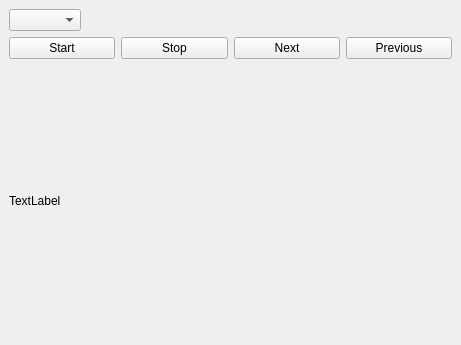
The window that games/gamecontrols.ui (KDE/kalzium) describes before a commit, drawn with Qt 5.
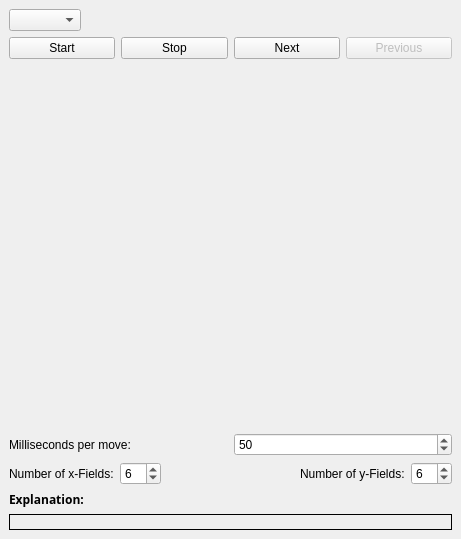
The same window after the commit.

Commit message: improve the user-interface, make the times configurable, add explanations, tooltips, whatsstihs

```diff
--- a/games/gamecontrols.ui
+++ b/games/gamecontrols.ui
@@ -9,9 +9,15 @@
     <x>0</x>
     <y>0</y>
     <width>461</width>
-    <height>345</height>
+    <height>539</height>
    </rect>
   </property>
+  <property name="minimumSize" >
+   <size>
+    <width>300</width>
+    <height>300</height>
+   </size>
+  </property>
   <property name="windowTitle" >
    <string>Dialog</string>
   </property>
@@ -23,13 +29,19 @@
     <number>6</number>
    </property>
    <item row="2" column="0" >
-    <widget class="QLabel" name="label" >
-     <property name="text" >
-      <string>TextLabel</string>
+    <spacer>
+     <property name="orientation" >
+      <enum>Qt::Vertical</enum>
      </property>
-    </widget>
+     <property name="sizeHint" >
+      <size>
+       <width>443</width>
+       <height>291</height>
+      </size>
+     </property>
+    </spacer>
    </item>
-   <item row="0" column="0" >
+   <item row="3" column="0" >
     <layout class="QHBoxLayout" >
      <property name="margin" >
       <number>0</number>
@@ -38,20 +50,24 @@
       <number>6</number>
      </property>
      <item>
-      <widget class="QComboBox" name="combo" />
+      <widget class="QLabel" name="label_5" >
+       <property name="text" >
+        <string>Milliseconds per move:</string>
+       </property>
+       <property name="buddy" >
+        <cstring>time</cstring>
+       </property>
+      </widget>
      </item>
      <item>
-      <spacer>
-       <property name="orientation" >
-        <enum>Qt::Horizontal</enum>
+      <widget class="QSpinBox" name="time" >
+       <property name="minimum" >
+        <number>1</number>
        </property>
-       <property name="sizeHint" >
-        <size>
-         <width>221</width>
-         <height>20</height>
-        </size>
+       <property name="value" >
+        <number>50</number>
        </property>
-      </spacer>
+      </widget>
      </item>
     </layout>
    </item>
@@ -86,6 +102,12 @@
      </item>
      <item>
       <widget class="QPushButton" name="prev" >
+       <property name="enabled" >
+        <bool>false</bool>
+       </property>
+       <property name="toolTip" >
+        <string>Previous move</string>
+       </property>
        <property name="text" >
         <string>Previous</string>
        </property>
@@ -93,6 +115,156 @@
      </item>
     </layout>
    </item>
+   <item row="0" column="0" >
+    <layout class="QHBoxLayout" >
+     <property name="margin" >
+      <number>0</number>
+     </property>
+     <property name="spacing" >
+      <number>6</number>
+     </property>
+     <item>
+      <widget class="QComboBox" name="combo" >
+       <property name="toolTip" >
+        <string>Select the simulation you want to run</string>
+       </property>
+       <property name="whatsThis" >
+        <string>Select the simulation you want to run</string>
+       </property>
+      </widget>
+     </item>
+     <item>
+      <spacer>
+       <property name="orientation" >
+        <enum>Qt::Horizontal</enum>
+       </property>
+       <property name="sizeHint" >
+        <size>
+         <width>221</width>
+         <height>20</height>
+        </size>
+       </property>
+      </spacer>
+     </item>
+    </layout>
+   </item>
+   <item row="4" column="0" >
+    <layout class="QHBoxLayout" >
+     <property name="margin" >
+      <number>0</number>
+     </property>
+     <property name="spacing" >
+      <number>6</number>
+     </property>
+     <item>
+      <widget class="QLabel" name="label_3" >
+       <property name="text" >
+        <string>Number of x-Fields:</string>
+       </property>
+       <property name="buddy" >
+        <cstring>xsize</cstring>
+       </property>
+      </widget>
+     </item>
+     <item>
+      <widget class="QSpinBox" name="xsize" >
+       <property name="toolTip" >
+        <string>Defines the number of fields in the x-direction</string>
+       </property>
+       <property name="whatsThis" >
+        <string>Defines the number of fields in the x-direction</string>
+       </property>
+       <property name="minimum" >
+        <number>2</number>
+       </property>
+       <property name="value" >
+        <number>6</number>
+       </property>
+      </widget>
+     </item>
+     <item>
+      <spacer>
+       <property name="orientation" >
+        <enum>Qt::Horizontal</enum>
+       </property>
+       <property name="sizeHint" >
+        <size>
+         <width>40</width>
+         <height>20</height>
+        </size>
+       </property>
+      </spacer>
+     </item>
+     <item>
+      <widget class="QLabel" name="label_2" >
+       <property name="text" >
+        <string>Number of y-Fields:</string>
+       </property>
+       <property name="buddy" >
+        <cstring>ysize</cstring>
+       </property>
+      </widget>
+     </item>
+     <item>
+      <widget class="QSpinBox" name="ysize" >
+       <property name="toolTip" >
+        <string>Defines the number of fields in the y-direction</string>
+       </property>
+       <property name="whatsThis" >
+        <string>Defines the number of fields in the y-direction</string>
+       </property>
+       <property name="minimum" >
+        <number>2</number>
+       </property>
+       <property name="value" >
+        <number>6</number>
+       </property>
+      </widget>
+     </item>
+    </layout>
+   </item>
+   <item row="5" column="0" >
+    <layout class="QVBoxLayout" >
+     <property name="margin" >
+      <number>0</number>
+     </property>
+     <property name="spacing" >
+      <number>6</number>
+     </property>
+     <item>
+      <widget class="QLabel" name="label_4" >
+       <property name="text" >
+        <string>&lt;html>&lt;head>&lt;meta name="qrichtext" content="1" />&lt;/head>&lt;body style=" white-space: pre-wrap; font-family:Sans Serif; font-size:9pt; font-weight:400; font-style:normal; text-decoration:none;">&lt;p style=" margin-top:0px; margin-bottom:0px; margin-left:0px; margin-right:0px; -qt-block-indent:0; text-indent:0px;">&lt;span style=" font-weight:600;">Explanation:&lt;/span>&lt;/p>&lt;/body>&lt;/html></string>
+       </property>
+      </widget>
+     </item>
+     <item>
+      <widget class="QLabel" name="label" >
+       <property name="toolTip" >
+        <string>This texts describes the simulation in brief words</string>
+       </property>
+       <property name="whatsThis" >
+        <string>This texts describes the simulation in brief words</string>
+       </property>
+       <property name="frameShape" >
+        <enum>QFrame::Box</enum>
+       </property>
+       <property name="lineWidth" >
+        <number>1</number>
+       </property>
+       <property name="midLineWidth" >
+        <number>1</number>
+       </property>
+       <property name="text" >
+        <string/>
+       </property>
+       <property name="wordWrap" >
+        <bool>true</bool>
+       </property>
+      </widget>
+     </item>
+    </layout>
+   </item>
   </layout>
  </widget>
  <pixmapfunction></pixmapfunction>
```
Left out of the diff: 17 changed lines with no effect on the pictures. The commit also changes 5 other files.
